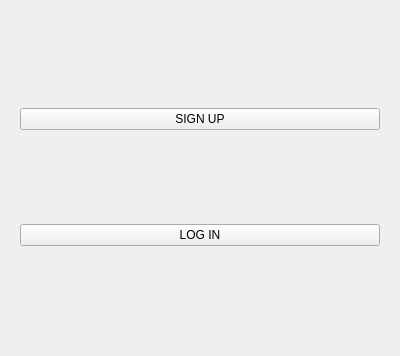
cakicjelena/DesktopTaskManager, file mainwidget.ui: the form before one commit.
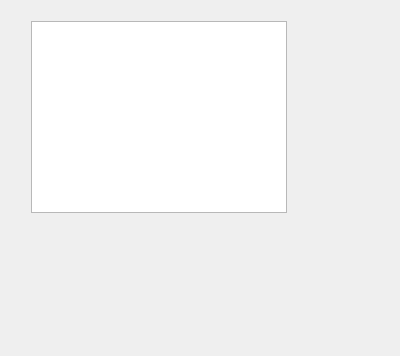
The form after the commit. The open tabs and pages were chosen to show the change.

Commit message: Making projectmodel, taskmodel and project page

The edit to the form file:
```diff
--- a/mainwidget.ui
+++ b/mainwidget.ui
@@ -420,6 +420,18 @@
        </item>
       </layout>
      </widget>
+     <widget class="QWidget" name="projects">
+      <widget class="QListWidget" name="m_projectslistWidget">
+       <property name="geometry">
+        <rect>
+         <x>20</x>
+         <y>10</y>
+         <width>256</width>
+         <height>192</height>
+        </rect>
+       </property>
+      </widget>
+     </widget>
     </widget>
    </item>
   </layout>
```
Left out of the diff: 22 changed lines with no effect on the pictures. The commit also changes 7 other files.
